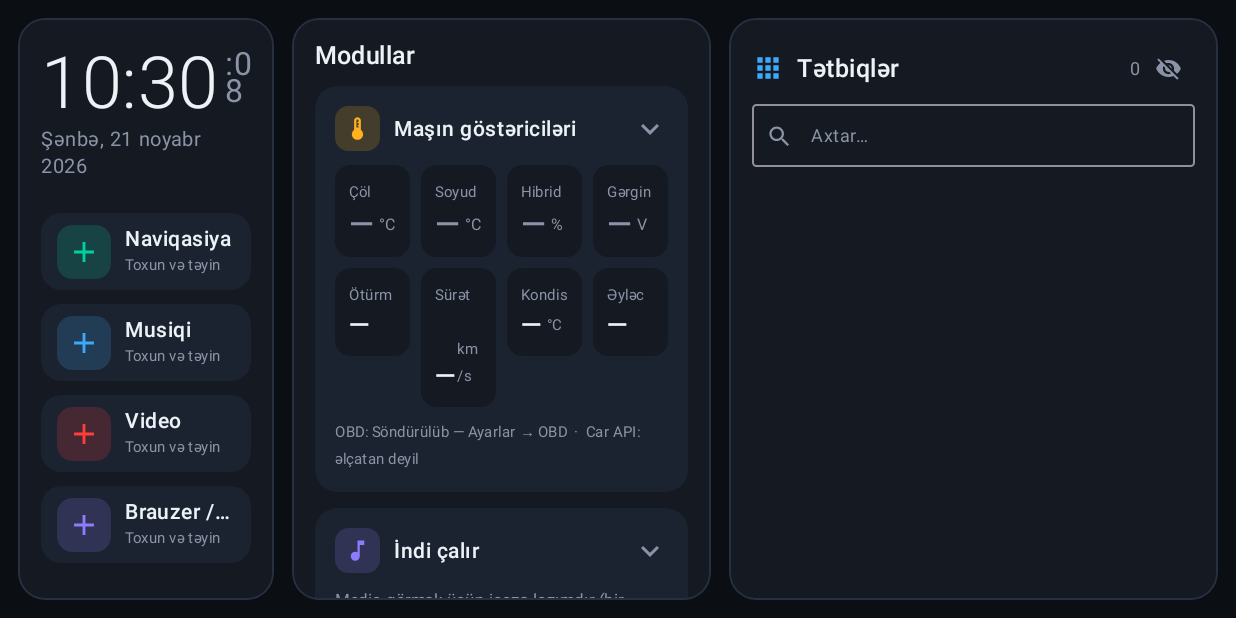
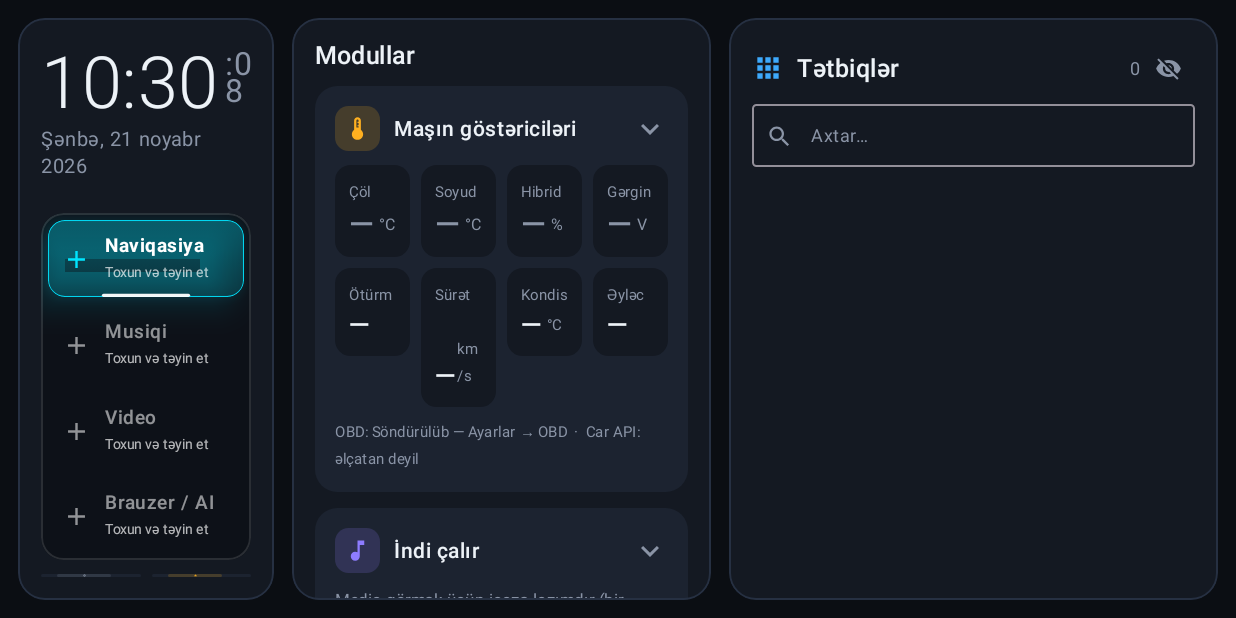
Before and after one commit to vuqarnamazov/Q07Launcher, an Android app built with Jetpack Compose: the screen it shows after launch (MainActivity), on a phone screen of 824 x 412 dp (held sideways). Run offline under Robolectric (Android 15) with nearby library versions, the phone set to English and light mode, and no system bars.

Commit message:
v1.5: sliding neon glow flow menus for dock slots and settings navigation
Co-Authored-By: Claude Opus 5.5 <noreply@anthropic.com>
Claude-Session: https://claude.ai/code/session_01KHSByDzSSyrst1HMUDFuri

```diff
--- a/app/build.gradle.kts
+++ b/app/build.gradle.kts
@@ -13,8 +13,8 @@ android {
         applicationId = "az.q07.launcher"
         minSdk = 30          // Android 11 (head unit)
         targetSdk = 30
-        versionCode = 5
-        versionName = "1.4"
+        versionCode = 6
+        versionName = "1.5"
         // GitHub Actions build nömrəsi — tətbiq daxilində yeniləməni yoxlamaq üçün
         buildConfigField("int", "CI_BUILD", System.getenv("GITHUB_RUN_NUMBER") ?: "0")
     }
--- a/app/src/main/java/az/q07/launcher/ui/DockPanel.kt
+++ b/app/src/main/java/az/q07/launcher/ui/DockPanel.kt
@@ -27,7 +27,9 @@ import androidx.compose.material3.Text
 import androidx.compose.material3.TextButton
 import androidx.compose.runtime.Composable
 import androidx.compose.runtime.getValue
+import androidx.compose.runtime.mutableIntStateOf
 import androidx.compose.runtime.mutableStateOf
+import androidx.compose.runtime.saveable.rememberSaveable
 import androidx.compose.runtime.produceState
 import androidx.compose.runtime.remember
 import androidx.compose.runtime.setValue
@@ -55,7 +57,6 @@ import java.util.Date
 import java.util.Locale
 
 private val slotNames = listOf("Naviqasiya", "Musiqi", "Video", "Brauzer / AI")
-private val slotColors = listOf(CarColors.Green, CarColors.Accent, CarColors.YouTube, CarColors.Purple)
 
 @Composable
 fun DockPanel(apps: List<AppEntry>, vertical: Boolean, modifier: Modifier = Modifier) {
@@ -74,22 +75,23 @@ fun DockPanel(apps: List<AppEntry>, vertical: Boolean, modifier: Modifier = Modi
         }
     }
 
-    @Composable
-    fun Slots(itemModifier: (Int) -> Modifier) {
-        repeat(LauncherPrefs.DOCK_SLOTS) { i ->
-            val app = byKey[LauncherPrefs.dockSlots.getOrElse(i) { "" }]
-            DockButton(
-                label = app?.let { LauncherPrefs.displayLabel(it.key, it.label) } ?: slotNames[i],
-                subtitle = if (app == null) "Toxun və təyin et" else null,
-                bitmap = app?.icon,
-                vector = if (app == null) Icons.Filled.Add else null,
-                tint = slotColors[i],
-                modifier = itemModifier(i),
-                onLongClick = { pickingSlot = i },
-                onClick = { if (app != null) AppRepository.launch(context, app) else pickingSlot = i }
-            )
-        }
+    // Neon "axıcı işıq" menyusu üçün seçilmiş slot (toxunan kimi aktiv olur və seçili qalır)
+    var selectedSlot by rememberSaveable { mutableIntStateOf(0) }
+    val slotApps = List(LauncherPrefs.DOCK_SLOTS) { i -> byKey[LauncherPrefs.dockSlots.getOrElse(i) { "" }] }
+    val slotItems = slotApps.mapIndexed { i, app ->
+        CarMenuItem(
+            title = app?.let { LauncherPrefs.displayLabel(it.key, it.label) } ?: slotNames[i],
+            icon = if (app == null) Icons.Filled.Add else null,
+            bitmap = app?.icon,
+            subtitle = if (app == null) "Toxun və təyin et" else null
+        )
     }
+    val onSlotSelected: (Int) -> Unit = { i ->
+        selectedSlot = i
+        val app = slotApps[i]
+        if (app != null) AppRepository.launch(context, app) else pickingSlot = i
+    }
+    val onSlotLongClick: (Int) -> Unit = { i -> pickingSlot = i }
 
     PanelSurface(modifier) {
         if (vertical) {
@@ -99,7 +101,13 @@ fun DockPanel(apps: List<AppEntry>, vertical: Boolean, modifier: Modifier = Modi
             ) {
                 ClockBlock(big = true)
                 Spacer(Modifier.height(4.dp))
-                Slots { Modifier.fillMaxWidth().height(68.dp) }
+                GlowingFlowNavigationColumn(
+                    items = slotItems,
+                    selectedIndex = selectedSlot,
+                    onItemSelected = onSlotSelected,
+                    onItemLongClick = onSlotLongClick,
+                    itemHeight = 68.dp
+                )
                 Spacer(Modifier.weight(1f))
                 Row(horizontalArrangement = Arrangement.spacedBy(10.dp)) {
                     DockButton(
@@ -124,7 +132,13 @@ fun DockPanel(apps: List<AppEntry>, vertical: Boolean, modifier: Modifier = Modi
                 verticalAlignment = Alignment.CenterVertically
             ) {
                 ClockBlock(big = false)
-                Slots { Modifier.weight(1f).fillMaxHeight() }
+                GlowingFlowNavigationBar(
+                    items = slotItems,
+                    selectedIndex = selectedSlot,
+                    onItemSelected = onSlotSelected,
+                    onItemLongClick = onSlotLongClick,
+                    modifier = Modifier.weight(4f)
+                )
                 DockButton(
                     label = "Ayarlar", subtitle = null, bitmap = null,
                     vector = Icons.Filled.Settings, tint = CarColors.TextSecondary,
--- /dev/null
+++ b/app/src/main/java/az/q07/launcher/ui/GlowingFlowBar.kt
@@ -0,0 +1,325 @@
+package az.q07.launcher.ui
+
+import androidx.compose.animation.animateColorAsState
+import androidx.compose.animation.core.Spring
+import androidx.compose.animation.core.animateDpAsState
+import androidx.compose.animation.core.animateFloatAsState
+import androidx.compose.animation.core.spring
+import androidx.compose.animation.core.tween
+import androidx.compose.foundation.ExperimentalFoundationApi
+import androidx.compose.foundation.Image
+import androidx.compose.foundation.background
+import androidx.compose.foundation.border
+import androidx.compose.foundation.combinedClickable
+import androidx.compose.foundation.interaction.MutableInteractionSource
+import androidx.compose.foundation.interaction.collectIsPressedAsState
+import androidx.compose.foundation.layout.Arrangement
+import androidx.compose.foundation.layout.Box
+import androidx.compose.foundation.layout.BoxWithConstraints
+import androidx.compose.foundation.layout.Column
+import androidx.compose.foundation.layout.Row
+import androidx.compose.foundation.layout.fillMaxHeight
+import androidx.compose.foundation.layout.fillMaxSize
+import androidx.compose.foundation.layout.fillMaxWidth
+import androidx.compose.foundation.layout.height
+import androidx.compose.foundation.layout.offset
+import androidx.compose.foundation.layout.padding
+import androidx.compose.foundation.layout.size
+import androidx.compose.foundation.layout.width
+import androidx.compose.foundation.shape.RoundedCornerShape
+import androidx.compose.material3.Icon
+import androidx.compose.material3.Text
+import androidx.compose.runtime.Composable
+import androidx.compose.runtime.getValue
+import androidx.compose.runtime.remember
+import androidx.compose.ui.Alignment
+import androidx.compose.ui.Modifier
+import androidx.compose.ui.draw.clip
+import androidx.compose.ui.draw.drawBehind
+import androidx.compose.ui.draw.shadow
+import androidx.compose.ui.geometry.CornerRadius
+import androidx.compose.ui.geometry.Offset
+import androidx.compose.ui.geometry.Size
+import androidx.compose.ui.graphics.Brush
+import androidx.compose.ui.graphics.Color
+import androidx.compose.ui.graphics.ImageBitmap
+import androidx.compose.ui.graphics.drawscope.Stroke
+import androidx.compose.ui.graphics.vector.ImageVector
+import androidx.compose.ui.platform.LocalDensity
+import androidx.compose.ui.text.font.FontWeight
+import androidx.compose.ui.text.style.TextOverflow
+import androidx.compose.ui.unit.Dp
+import androidx.compose.ui.unit.dp
+import androidx.compose.ui.unit.sp
+import kotlin.math.abs
+
+/**
+ * Menyu elementi. İkon ya vektor (icon), ya da tətbiq ikonu (bitmap) ola bilər.
+ */
+data class CarMenuItem(
+    val title: String,
+    val icon: ImageVector? = null,
+    val bitmap: ImageBitmap? = null,
+    val subtitle: String? = null
+)
+
+val DefaultGlow = Color(0xFF00E5FF)
+
+/** Neon kapsul: yumşaq qradient fon, neon çərçivə, kənar işıq kölgəsi, altda ağ fokus zolağı */
+private fun Modifier.glowCapsule(glowColor: Color, cornerDp: Dp): Modifier {
+    val shape = RoundedCornerShape(cornerDp)
+    return this
+        .shadow(elevation = 18.dp, shape = shape, ambientColor = glowColor, spotColor = glowColor)
+        .clip(shape)
+        .background(
+            brush = Brush.verticalGradient(
+                colors = listOf(glowColor.copy(alpha = 0.32f), glowColor.copy(alpha = 0.14f))
+            )
+        )
+        .drawBehind {
+            val corner = CornerRadius(cornerDp.toPx(), cornerDp.toPx())
+            drawRoundRect(
+                color = glowColor.copy(alpha = 0.9f),
+                size = size,
+                cornerRadius = corner,
+                style = Stroke(width = 1.8.dp.toPx())
+            )
+            val barW = size.width * 0.45f
+            val barLeft = (size.width - barW) / 2f
+            drawRoundRect(
+                color = Color.White.copy(alpha = 0.95f),
+                topLeft = Offset(barLeft, size.height - 3.dp.toPx()),
+                size = Size(barW, 3.dp.toPx()),
+                cornerRadius = CornerRadius(4f, 4f)
+            )
+        }
+}
+
+/** Elementin məzmunu: aktivlikdən asılı rəng, basılanda yüngül "batma" */
+@OptIn(ExperimentalFoundationApi::class)
+@Composable
+private fun GlowItem(
+    item: CarMenuItem,
+    index: Int,
+    animatedIndex: Float,
+    glowColor: Color,
+    itemShape: RoundedCornerShape,
+    modifier: Modifier,
+    onItemSelected: (Int) -> Unit,
+    onItemLongClick: ((Int) -> Unit)?,
+    alignStart: Boolean
+) {
+    val interactionSource = remember { MutableInteractionSource() }
+    val isPressed by interactionSource.collectIsPressedAsState()
+
+    val proximity = (1f - abs(animatedIndex - index)).coerceIn(0f, 1f)
+    val isActive = proximity > 0.55f || isPressed
+
+    val contentColor by animateColorAsState(
+        targetValue = if (isActive) Color.White else Color.White.copy(alpha = 0.55f),
+        animationSpec = tween(150), label = "textColor"
+    )
+    val iconTint by animateColorAsState(
+        targetValue = if (isActive) glowColor else Color.White.copy(alpha = 0.55f),
+        animationSpec = tween(150), label = "iconTint"
+    )
+    val pressOffset by animateDpAsState(
+        targetValue = if (isPressed) 1.dp else 0.dp,
+        animationSpec = tween(100), label = "pressFeedback"
+    )
+
+    Box(
+        modifier = modifier
+            .offset(y = pressOffset)
+            .clip(itemShape)
+            // Standart boz ripple söndürülüb — yalnız neon işıq görünür
+            .combinedClickable(
+                interactionSource = interactionSource,
+                indication = null,
+                onLongClick = onItemLongClick?.let { f -> { f(index) } },
+                onClick = { onItemSelected(index) }
+            )
+            .padding(horizontal = 12.dp),
+        contentAlignment = if (alignStart) Alignment.CenterStart else Alignment.Center
+    ) {
+        Row(
+            verticalAlignment = Alignment.CenterVertically,
+            horizontalArrangement = Arrangement.spacedBy(12.dp)
+        ) {
+            when {
+                item.bitmap != null -> Image(
+                    bitmap = item.bitmap,
+                    contentDescription = item.title,
+                    alpha = if (isActive) 1f else 0.75f,
+                    modifier = Modifier.size(38.dp)
+                )
+                item.icon != null -> Icon(
+                    imageVector = item.icon,
+                    contentDescription = item.title,
+                    tint = iconTint,
+                    modifier = Modifier.size(26.dp)
+                )
+            }
+            Column {
+                Text(
+                    text = item.title,
+                    color = contentColor,
+                    fontSize = 17.sp,
+                    fontWeight = if (isActive) FontWeight.Bold else FontWeight.Medium,
+                    maxLines = 1,
+                    overflow = TextOverflow.Ellipsis
+                )
+                if (item.subtitle != null) {
+                    Text(item.subtitle, color = contentColor.copy(alpha = 0.7f), fontSize = 12.sp, maxLines = 1)
+                }
+            }
+        }
+    }
+}
+
+/**
+ * Üfüqi neon menyu: işıq kapsulu bir düymədən digərinə axaraq keçir (sliding glow + motion stretch).
+ */
+@Composable
+fun GlowingFlowNavigationBar(
+    items: List<CarMenuItem>,
+    selectedIndex: Int,
+    onItemSelected: (Int) -> Unit,
+    modifier: Modifier = Modifier,
+    onItemLongClick: ((Int) -> Unit)? = null,
+    glowColor: Color = DefaultGlow,
+    barHeight: Dp = 68.dp
+) {
+    if (items.isEmpty()) return
+
+    val containerShape = RoundedCornerShape(20.dp)
+    val itemShape = RoundedCornerShape(15.dp)
+
+    val animatedIndex by animateFloatAsState(
+        targetValue = selectedIndex.toFloat(),
+        animationSpec = spring(dampingRatio = 0.78f, stiffness = Spring.StiffnessLow),
+        label = "lightFlowPosition"
+    )
+    val travelDistance = abs(selectedIndex - animatedIndex)
+    val stretchFactor = (travelDistance * 0.35f).coerceIn(0f, 0.45f)
+
+    BoxWithConstraints(
+        modifier = modifier
+            .fillMaxWidth()
+            .height(barHeight)
+            .clip(containerShape)
+            .background(Color(0xFF0D1117).copy(alpha = 0.92f))
+            .border(1.dp, Color.White.copy(alpha = 0.12f), containerShape)
+            .padding(6.dp)
+    ) {
+        val density = LocalDensity.current
+        val spacing = 8.dp
+        val itemWidth = (maxWidth - spacing * (items.size - 1)) / items.size
+
+        val itemWidthPx = with(density) { itemWidth.toPx() }
+        val stepPx = itemWidthPx + with(density) { spacing.toPx() }
+        val currentLeftPx = animatedIndex * stepPx
+        val extraStretchPx = itemWidthPx * stretchFactor
+        val isMovingRight = selectedIndex > animatedIndex
+
+        val indicatorLeftPx =
+            if (isMovingRight) (currentLeftPx - extraStretchPx * 0.4f).coerceAtLeast(0f) else currentLeftPx
+        val indicatorWidthPx = itemWidthPx + extraStretchPx
+
+        if (selectedIndex in items.indices) {
+            Box(
+                modifier = Modifier
+                    .offset(x = with(density) { indicatorLeftPx.toDp() })
+                    .width(with(density) { indicatorWidthPx.toDp() })
+                    .fillMaxHeight()
+                    .glowCapsule(glowColor, 15.dp)
+            )
+        }
+
+        Row(
+            modifier = Modifier.fillMaxSize(),
+            horizontalArrangement = Arrangement.spacedBy(spacing),
+            verticalAlignment = Alignment.CenterVertically
+        ) {
+            items.forEachIndexed { index, item ->
+                GlowItem(
+                    item, index, animatedIndex, glowColor, itemShape,
+                    Modifier.weight(1f).fillMaxHeight(),
+                    onItemSelected, onItemLongClick, alignStart = false
+                )
+            }
+        }
+    }
+}
+
+/**
+ * Şaquli neon menyu (landscape dock və Ayarlar menyusu üçün) — eyni axıcı işıq effekti, Y oxu üzrə.
+ */
+@Composable
+fun GlowingFlowNavigationColumn(
+    items: List<CarMenuItem>,
+    selectedIndex: Int,
+    onItemSelected: (Int) -> Unit,
+    modifier: Modifier = Modifier,
+    onItemLongClick: ((Int) -> Unit)? = null,
+    glowColor: Color = DefaultGlow,
+    itemHeight: Dp = 68.dp,
+    spacing: Dp = 8.dp
+) {
+    if (items.isEmpty()) return
+
+    val containerShape = RoundedCornerShape(20.dp)
+    val itemShape = RoundedCornerShape(15.dp)
+
+    val animatedIndex by animateFloatAsState(
+        targetValue = selectedIndex.toFloat(),
+        animationSpec = spring(dampingRatio = 0.78f, stiffness = Spring.StiffnessLow),
+        label = "lightFlowPositionY"
+    )
+    val travelDistance = abs(selectedIndex - animatedIndex)
+    val stretchFactor = (travelDistance * 0.35f).coerceIn(0f, 0.45f)
+
+    Box(
+        modifier = modifier
+            .fillMaxWidth()
+            .height(itemHeight * items.size + spacing * (items.size - 1) + 12.dp)
+            .clip(containerShape)
+            .background(Color(0xFF0D1117).copy(alpha = 0.92f))
+            .border(1.dp, Color.White.copy(alpha = 0.12f), containerShape)
+            .padding(6.dp)
+    ) {
+        val density = LocalDensity.current
+        val itemHeightPx = with(density) { itemHeight.toPx() }
+        val stepPx = itemHeightPx + with(density) { spacing.toPx() }
+        val currentTopPx = animatedIndex * stepPx
+        val extraStretchPx = itemHeightPx * stretchFactor
+        val isMovingDown = selectedIndex > animatedIndex
+
+        val indicatorTopPx =
+            if (isMovingDown) (currentTopPx - extraStretchPx * 0.4f).coerceAtLeast(0f) else currentTopPx
+        val indicatorHeightPx = itemHeightPx + extraStretchPx
+
+        if (selectedIndex in items.indices) {
+            Box(
+                modifier = Modifier
+                    .offset(y = with(density) { indicatorTopPx.toDp() })
+                    .height(with(density) { indicatorHeightPx.toDp() })
+                    .fillMaxWidth()
+                    .glowCapsule(glowColor, 15.dp)
+            )
+        }
+
+        Column(
+            modifier = Modifier.fillMaxWidth(),
+            verticalArrangement = Arrangement.spacedBy(spacing)
+        ) {
+            items.forEachIndexed { index, item ->
+                GlowItem(
+                    item, index, animatedIndex, glowColor, itemShape,
+                    Modifier.fillMaxWidth().height(itemHeight),
+                    onItemSelected, onItemLongClick, alignStart = true
+                )
+            }
+        }
+    }
+}
```
Also changed, not shown: app/src/main/java/az/q07/launcher/ui/SettingsScreen.kt (+6 -16 lines).
